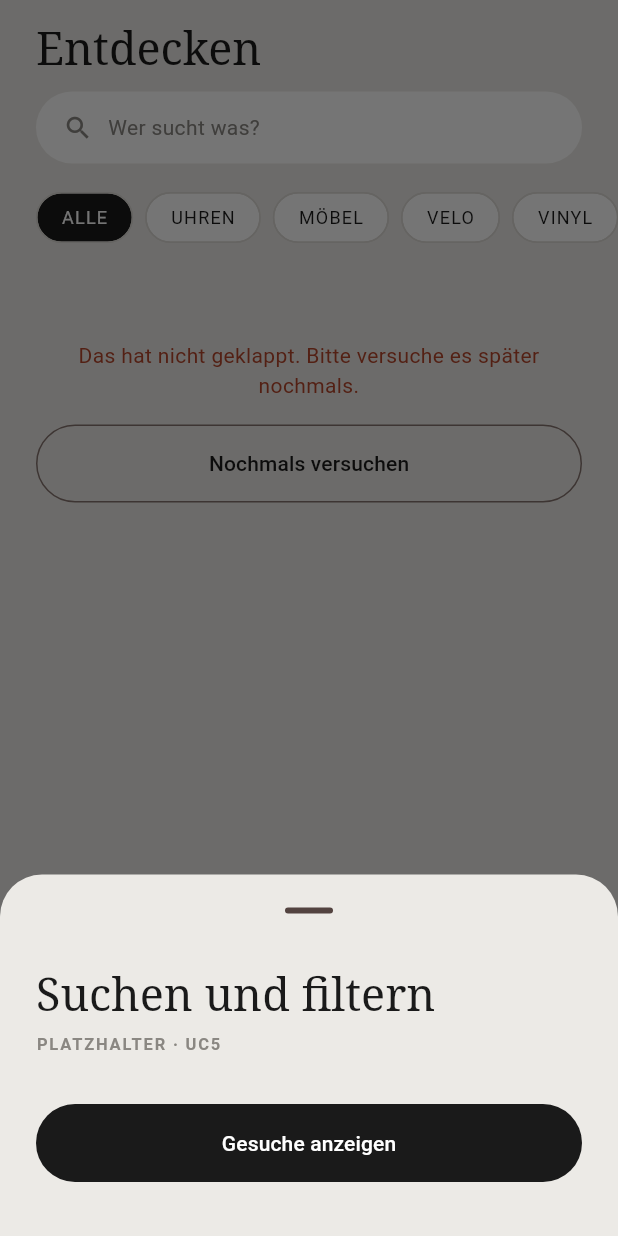
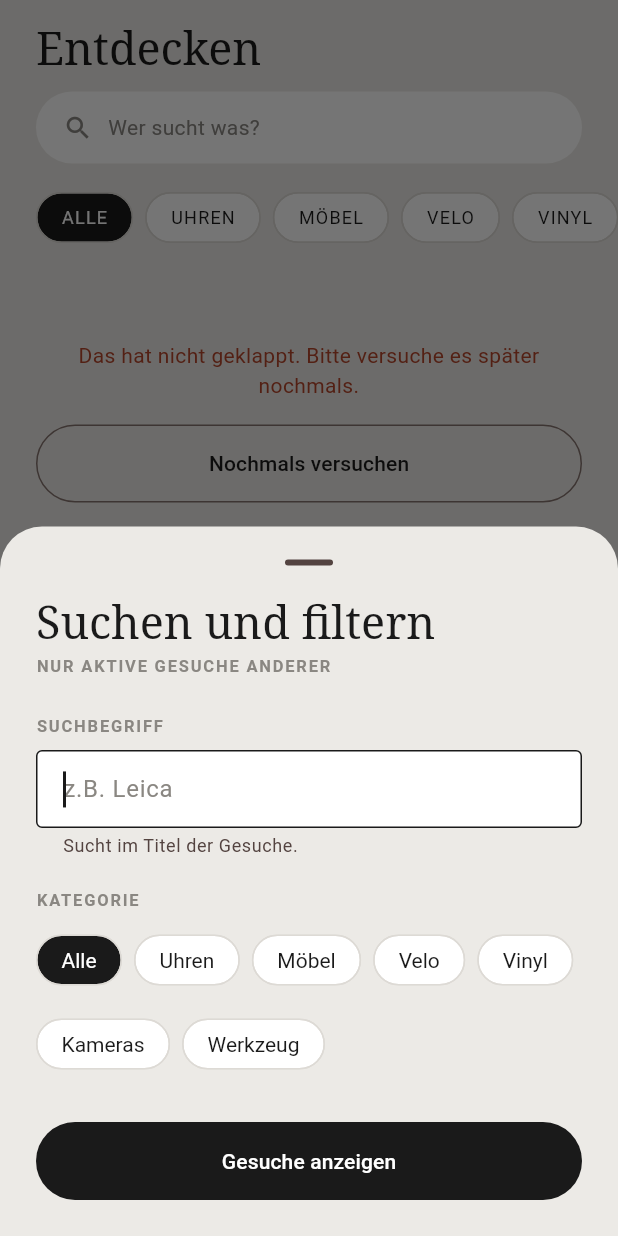
Before and after one commit to refind-four/refind, a Flutter app: the DiscoverScreen screen opened directly, after a tap on "Wer sucht was?", on a phone screen of 412 x 824 dp. Run offline on Flutter 3.47's test engine with Material 3 defaults, Android fonts, the phone set to English and light mode, and no system bars; our stand-ins replace image_picker, supabase_flutter; accounts and stored records are empty; network calls fail.

Commit message:
Sheet Suchen und filtern mit Suchbegriff und Kategorie (UC5, F-07)

```diff
--- a/lib/presentation/discover/discover_screen.dart
+++ b/lib/presentation/discover/discover_screen.dart
@@ -86,8 +86,12 @@ class _DiscoverScreenState extends State<DiscoverScreen> {
     _load();
   }
 
+  /// UC5 Schritt 3 bis 5: Sheet öffnen, mit den neuen Filtern neu laden.
   Future<void> _openFilterSheet() async {
-    await showFilterSheet(context);
+    final filter = await showFilterSheet(context, _filter);
+    if (filter == null || !mounted) return;
+    _filter = filter;
+    _load();
   }
 
   @override
--- a/lib/presentation/discover/filter_sheet.dart
+++ b/lib/presentation/discover/filter_sheet.dart
@@ -1,19 +1,137 @@
 import 'package:flutter/material.dart';
 
-import '../widgets/placeholder_screen.dart';
+import '../../application/logic/filter_logic.dart';
+import '../../model/model.dart';
+import '../theme.dart';
+import '../widgets/choice_chips.dart';
+import '../widgets/form_fields.dart';
 
-/// Suchen und filtern (UC5) – Sheet über «Entdecken».
-Future<void> showFilterSheet(BuildContext context) {
-  return showPlaceholderSheet(
-    context,
-    title: 'Suchen und filtern',
-    useCase: 'UC5',
-    actions: [
-      PlaceholderAction(
-        'Gesuche anzeigen',
-        primary: true,
-        () => Navigator.of(context).pop(),
-      ),
-    ],
+/// Suchen und filtern (UC5 Schritt 3 und 4, F-07, Abbildung 9).
+///
+/// Öffnet sich über «Entdecken», vorbelegt mit den aktuellen Filtern.
+/// «Gesuche anzeigen» gibt die neuen Filter zurück, Wischen nach unten
+/// schliesst das Sheet ohne Änderung (Rückgabe null).
+Future<FeedFilter?> showFilterSheet(BuildContext context, FeedFilter current) {
+  return showModalBottomSheet<FeedFilter>(
+    context: context,
+    isScrollControlled: true,
+    builder: (_) => FilterSheet(current: current),
   );
 }
+
+class FilterSheet extends StatefulWidget {
+  const FilterSheet({super.key, required this.current});
+
+  final FeedFilter current;
+
+  @override
+  State<FilterSheet> createState() => _FilterSheetState();
+}
+
+class _FilterSheetState extends State<FilterSheet> {
+  final _formKey = GlobalKey<FormState>();
+  late final TextEditingController _query;
+  late String? _category;
+
+  @override
+  void initState() {
+    super.initState();
+    _query = TextEditingController(text: widget.current.query ?? '')
+      ..addListener(() => setState(() {}));
+    _category = widget.current.category;
+  }
+
+  @override
+  void dispose() {
+    _query.dispose();
+    super.dispose();
+  }
+
+  /// F-07: Der Suchbegriff ist freiwillig. Länger als ein Titel ergibt keinen
+  /// Sinn, darum höchstens so lang wie ein Titel (80 Zeichen).
+  String? _validateQuery(String? value) {
+    final length = (value ?? '').trim().length;
+    if (length > FilterLogic.maxQueryLength) {
+      return 'Der Suchbegriff darf höchstens ${FilterLogic.maxQueryLength} '
+          'Zeichen lang sein (jetzt $length).';
+    }
+    return null;
+  }
+
+  void _apply() {
+    if (!_formKey.currentState!.validate()) return;
+    final query = _query.text.trim();
+    Navigator.of(context).pop(FeedFilter(
+      query: query.isEmpty ? null : query,
+      category: _category,
+      // Ortschaft und Umkreis (F-08) bleiben, wie sie waren.
+      placeId: widget.current.placeId,
+      radiusKm: widget.current.radiusKm,
+    ));
+  }
+
+  @override
+  Widget build(BuildContext context) {
+    final textTheme = Theme.of(context).textTheme;
+    return Padding(
+      // Platz für die Tastatur
+      padding: EdgeInsets.only(bottom: MediaQuery.of(context).viewInsets.bottom),
+      child: SafeArea(
+        child: Form(
+          key: _formKey,
+          autovalidateMode: AutovalidateMode.onUserInteraction,
+          child: ListView(
+            shrinkWrap: true,
+            padding: const EdgeInsets.fromLTRB(24, 0, 24, 24),
+            children: [
+              Text('Suchen und filtern', style: textTheme.headlineMedium),
+              const SizedBox(height: 4),
+              const Text('NUR AKTIVE GESUCHE ANDERER', style: refindLabelStyle),
+              const SizedBox(height: 24),
+              LabeledField(
+                label: 'Suchbegriff',
+                child: TextFormField(
+                  key: const Key('filter-query'),
+                  controller: _query,
+                  autofocus: true,
+                  textInputAction: TextInputAction.search,
+                  validator: _validateQuery,
+                  onFieldSubmitted: (_) => _apply(),
+                  decoration: InputDecoration(
+                    hintText: 'z.B. Leica',
+                    helperText: 'Sucht im Titel der Gesuche.',
+                    suffixIcon: _query.text.isEmpty
+                        ? null
+                        : TextButton(
+                            key: const Key('filter-query-clear'),
+                            onPressed: _query.clear,
+                            style: TextButton.styleFrom(
+                              foregroundColor: RefindColors.muted,
+                            ),
+                            child: const Text('löschen'),
+                          ),
+                  ),
+                ),
+              ),
+              LabeledField(
+                label: 'Kategorie',
+                child: ChoiceChips<String?>(
+                  options: const [null, ...kategorien],
+                  selected: _category,
+                  labelOf: (c) => c ?? 'Alle',
+                  onSelected: (c) => setState(() => _category = c),
+                ),
+              ),
+              const SizedBox(height: 8),
+              FilledButton(
+                key: const Key('filter-apply'),
+                onPressed: _apply,
+                child: const Text('Gesuche anzeigen'),
+              ),
+            ],
+          ),
+        ),
+      ),
+    );
+  }
+}
```
Also changed, not shown: 1 other file.
